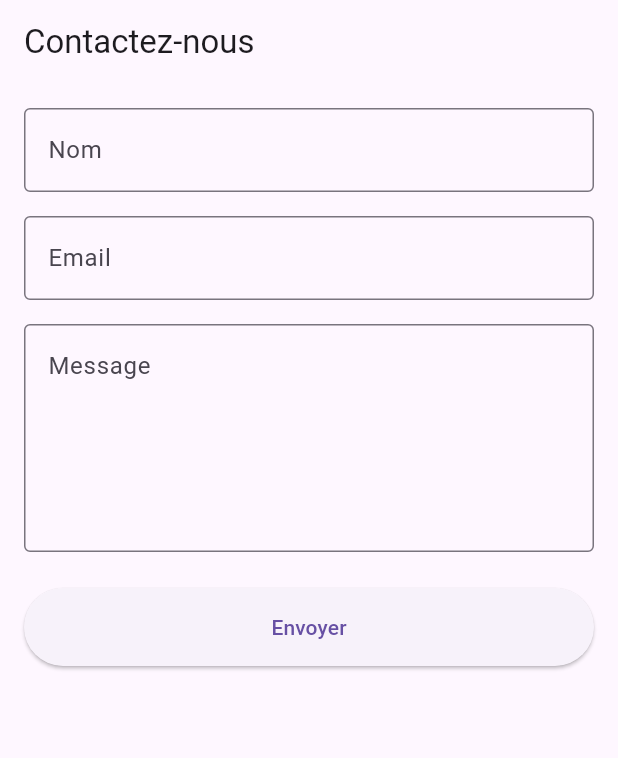
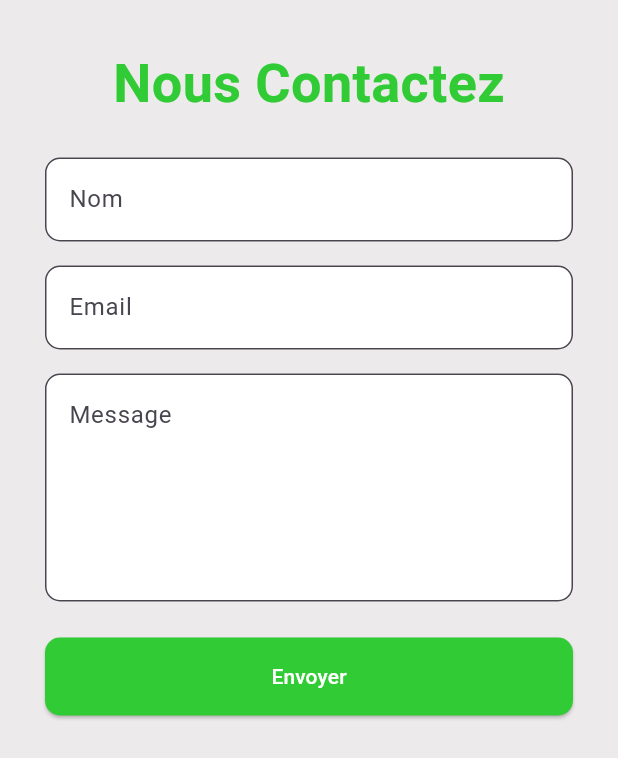
Before and after one commit to DIJA96/Sen-Resto, a Flutter app: the ContactFormScreen screen opened directly, on a phone screen of 412 x 824 dp. Shown: the top 758 px of the screen. Run offline on Flutter 3.47's test engine with Material 3 defaults, Android fonts, the light colour scheme and no system bars.

Commit message:
Ajout du style sur la page contact

```diff
--- a/lib/contact.dart
+++ b/lib/contact.dart
@@ -39,20 +39,29 @@ class _ContactFormScreenState extends State<ContactFormScreen> {
   @override
   Widget build(BuildContext context) {
     return Scaffold(
-      appBar: AppBar(
-        title: const Text('Contactez-nous'),
-      ),
+      backgroundColor: const Color.fromARGB(255, 236, 234, 234),
       body: Padding(
-        padding: const EdgeInsets.all(16.0),
+        padding: const EdgeInsets.all(30),
         child: Form(
           key: _formKey,
           child: ListView(
             children: [
+              Align(
+                alignment: Alignment.center,
+                child: Text("Nous Contactez", style: TextStyle(fontWeight: FontWeight.bold,color: Color.fromARGB(255, 49, 203, 54),fontSize: 36),)),
+                SizedBox(
+                  height: 24,
+                ),
               TextFormField(
                 controller: _nameController,
                 decoration: const InputDecoration(
                   labelText: 'Nom',
-                  border: OutlineInputBorder(),
+                  border: OutlineInputBorder(
+                    borderRadius: BorderRadius.all(Radius.circular(10)),
+                    borderSide: BorderSide(color: Colors.white),
+                  ),
+                  filled: true,
+                  fillColor: Colors.white,
                 ),
                 validator: (value) {
                   if (value == null || value.isEmpty) {
@@ -66,7 +75,12 @@ class _ContactFormScreenState extends State<ContactFormScreen> {
                 controller: _emailController,
                 decoration: const InputDecoration(
                   labelText: 'Email',
-                  border: OutlineInputBorder(),
+                  border: OutlineInputBorder(
+                    borderRadius: BorderRadius.all(Radius.circular(10)),
+                    borderSide: BorderSide(color: Colors.transparent),
+                  ),
+                  filled: true,
+                  fillColor: Colors.white,
                 ),
                 keyboardType: TextInputType.emailAddress,
                 validator: (value) {
@@ -84,8 +98,13 @@ class _ContactFormScreenState extends State<ContactFormScreen> {
                 controller: _messageController,
                 decoration: const InputDecoration(
                   labelText: 'Message',
-                  border: OutlineInputBorder(),
+                  border: OutlineInputBorder(
+                    borderRadius: BorderRadius.all(Radius.circular(10)),
+                    borderSide: BorderSide(color: Colors.transparent),
+                  ),
                   alignLabelWithHint: true,
+                  filled: true,
+                  fillColor: Colors.white,
                 ),
                 maxLines: 5,
                 validator: (value) {
@@ -103,7 +122,13 @@ class _ContactFormScreenState extends State<ContactFormScreen> {
                 onPressed: _submitForm,
                 style: ElevatedButton.styleFrom(
                   padding: const EdgeInsets.symmetric(vertical: 16),
+                  backgroundColor: Color.fromARGB(255, 49, 203, 54),
+                  foregroundColor: Colors.white,
+                  shape: RoundedRectangleBorder(
+                      borderRadius: BorderRadius.circular(10),
+                    ),
                 ),
+
                 child: const Text('Envoyer'),
               ),
             ],
--- a/lib/main.dart
+++ b/lib/main.dart
@@ -1,5 +1,5 @@
 import 'package:flutter/material.dart';
-import 'contact.dart';
+import 'package:sen_restau/navbar.dart';
 
 void main() {
   runApp(const MyApp());
@@ -11,11 +11,8 @@ class MyApp extends StatelessWidget {
   @override
   Widget build(BuildContext context) {
     return MaterialApp(
-      title: 'Formulaire de Contact',
-      theme: ThemeData(
-        primarySwatch: Colors.blue,
-      ),
-      home: const ContactFormScreen(),
+      home: Navbar(),
+      debugShowCheckedModeBanner: false,
     );
   }
 }
```
